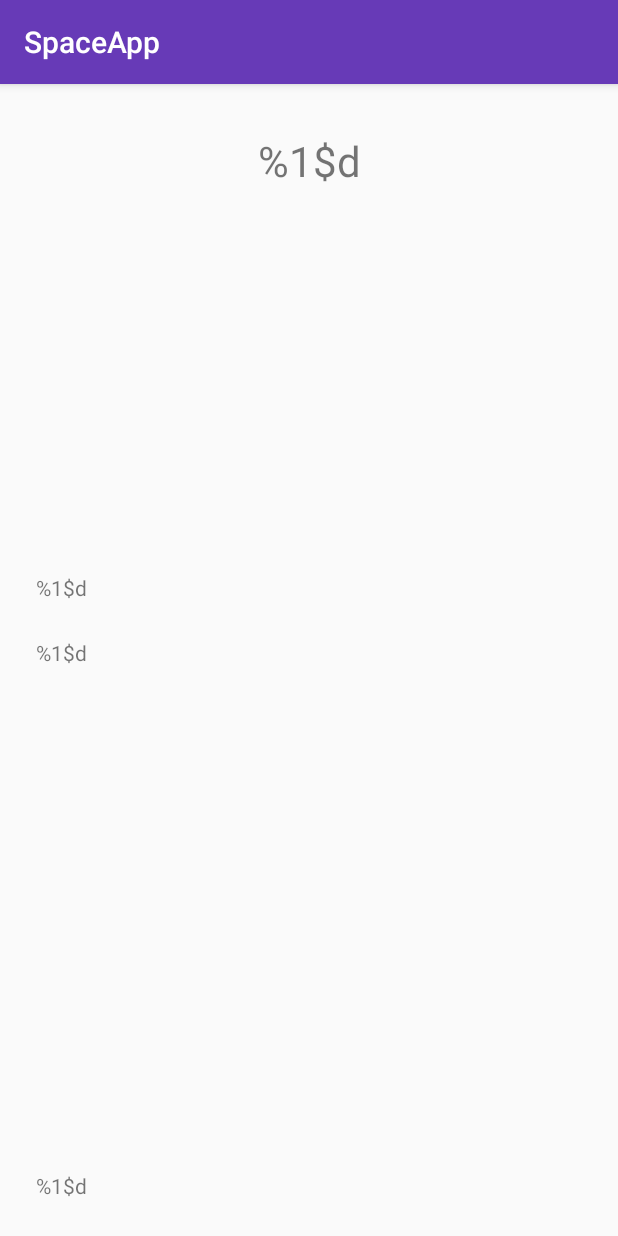
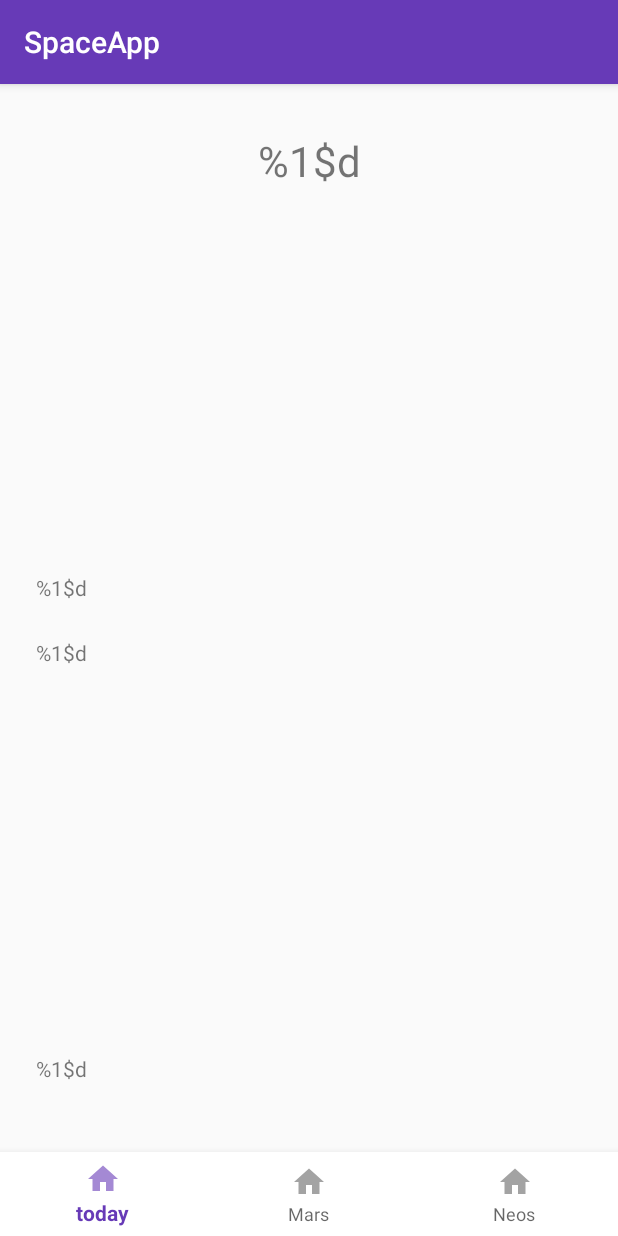
Before and after one commit to Ramon-Ventura/SpaceApp, an Android app: the screen it shows after launch (MainActivity), on a phone screen of 412 x 824 dp. Run offline under Robolectric (Android 15) with nearby library versions, the phone set to English and light mode, and no system bars; our stand-ins replace Picasso, Volley; network calls fail; pictures from the network do not load.

Commit message:
agregando menu

```diff
--- a/app/build.gradle
+++ b/app/build.gradle
@@ -25,7 +25,7 @@ android {
 
 dependencies {
     implementation fileTree(dir: 'libs', include: ['*.jar'])
-    implementation"org.jetbrains.kotlin:kotlin-stdlib-jdk7:$kotlin_version"
+    implementation "org.jetbrains.kotlin:kotlin-stdlib-jdk7:$kotlin_version"
     implementation 'androidx.appcompat:appcompat:1.1.0'
     implementation 'androidx.core:core-ktx:1.1.0'
     implementation 'androidx.constraintlayout:constraintlayout:1.1.3'
--- a/app/src/main/java/com/example/spaceapp/MainActivity.kt
+++ b/app/src/main/java/com/example/spaceapp/MainActivity.kt
@@ -61,7 +61,7 @@ class MainActivity : AppCompatActivity() {
         textViewDate.text=apiResponse.date
 
         Picasso.get()
-            .load("$urlImagen")
+            .load(urlImagen)
             .resize(500,500)
             .into(imageViewApod)
 
--- /dev/null
+++ b/app/src/main/res/drawable-anydpi/ic_action_home.xml
@@ -0,0 +1,11 @@
+<vector xmlns:android="http://schemas.android.com/apk/res/android"
+    android:width="24dp"
+    android:height="24dp"
+    android:viewportWidth="24"
+    android:viewportHeight="24"
+    android:tint="#333333"
+    android:alpha="0.6">
+    <path
+        android:fillColor="#FF000000"
+        android:pathData="M10,20v-6h4v6h5v-8h3L12,3 2,12h3v8z"/>
+</vector>
--- a/app/src/main/res/layout/activity_main.xml
+++ b/app/src/main/res/layout/activity_main.xml
@@ -1,11 +1,28 @@
 <?xml version="1.0" encoding="utf-8"?>
-<androidx.constraintlayout.widget.ConstraintLayout xmlns:android="http://schemas.android.com/apk/res/android"
+<RelativeLayout
+    xmlns:android="http://schemas.android.com/apk/res/android"
     xmlns:app="http://schemas.android.com/apk/res-auto"
     xmlns:tools="http://schemas.android.com/tools"
     android:layout_width="match_parent"
     android:layout_height="match_parent"
     tools:context=".MainActivity">
 
+    <com.google.android.material.bottomnavigation.BottomNavigationView
+        android:layout_width="match_parent"
+        android:layout_height="wrap_content"
+        android:id="@+id/btm_nav"
+        android:layout_alignParentBottom="true"
+        app:itemBackground="@color/WhiteColor"
+        app:menu="@menu/bottom_nav"
+
+        />
+
+
+    <androidx.constraintlayout.widget.ConstraintLayout
+        android:layout_width="match_parent"
+        android:layout_height="710dp"
+        android:layout_above="@+id/btm_nav"
+        android:layout_marginBottom="22dp">
 
         <TextView
             android:id="@+id/textViewTitle"
@@ -20,15 +37,15 @@
 
         <ImageView
             android:id="@+id/imageViewApod"
-        android:layout_width="0dp"
+            android:layout_width="300dp"
             android:layout_height="200dp"
             android:layout_marginTop="24dp"
             android:contentDescription="@string/image_view_apod"
+            android:scaleType="fitXY"
             app:layout_constraintEnd_toEndOf="parent"
             app:layout_constraintStart_toStartOf="parent"
             app:layout_constraintTop_toBottomOf="@+id/textViewTitle"
             tools:srcCompat="@tools:sample/avatars" />
-
 
 
         <TextView
@@ -70,8 +87,7 @@
                 android:id="@+id/textViewExplanation"
                 android:layout_width="fill_parent"
                 android:layout_height="wrap_content"
-            android:text="@string/text_view_explanation"
-            />
+                android:text="@string/text_view_explanation" />
 
             <!--
             <TextView
@@ -90,6 +106,9 @@
                 app:layout_constraintTop_toBottomOf="@+id/textViewDate" />
                 -->
         </ScrollView>
+    </androidx.constraintlayout.widget.ConstraintLayout>
 
 
-</androidx.constraintlayout.widget.ConstraintLayout>
+
+
+</RelativeLayout>
--- /dev/null
+++ b/app/src/main/res/menu/bottom_nav.xml
@@ -0,0 +1,19 @@
+<?xml version="1.0" encoding="utf-8"?>
+<menu xmlns:android="http://schemas.android.com/apk/res/android">
+    <item
+        android:id="@+id/Hoy"
+        android:title="today"
+        android:icon="@drawable/ic_action_home"
+        />
+    <item
+        android:id="@+id/Mars"
+        android:title="Mars"
+        android:icon="@drawable/ic_action_home"
+        />
+    <item
+        android:id="@+id/Neos"
+        android:title="Neos"
+        android:icon="@drawable/ic_action_home"
+        />
+
+</menu>
--- a/app/src/main/res/values/colors.xml
+++ b/app/src/main/res/values/colors.xml
@@ -4,6 +4,9 @@
     <color name="colorPrimary">#673AB7</color>
     <color name="colorPrimaryDark">#512DA8</color>
     <color name="colorAccent">#536DFE</color>
+
+    <color name="WhiteColor">#FFF</color>
+
 
 
 
```
Also changed, not shown: app/src/main/AndroidManifest.xml (+4 -5 lines), app/src/main/java/com/example/spaceapp/NeoActivity.kt (added, +13 -0 lines), app/src/main/res/layout/activity_neo.xml (added, +81 -0 lines), app/src/main/res/drawable-hdpi/ic_action_home.png (added), app/src/main/res/drawable-mdpi/ic_action_home.png (added), app/src/main/res/drawable-xhdpi/ic_action_home.png (added), app/src/main/res/drawable-xxhdpi/ic_action_home.png (added), app/src/main/res/values/strings.xml (line endings or trailing spaces). Lines whose indentation alone changed are shown as unchanged.
